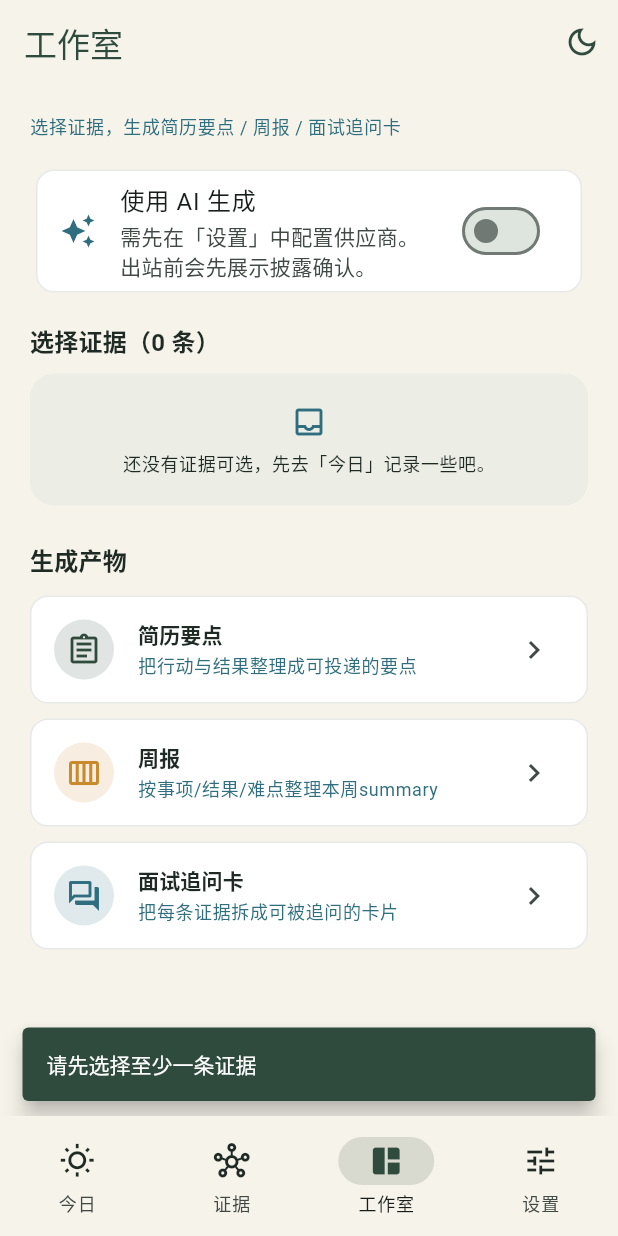
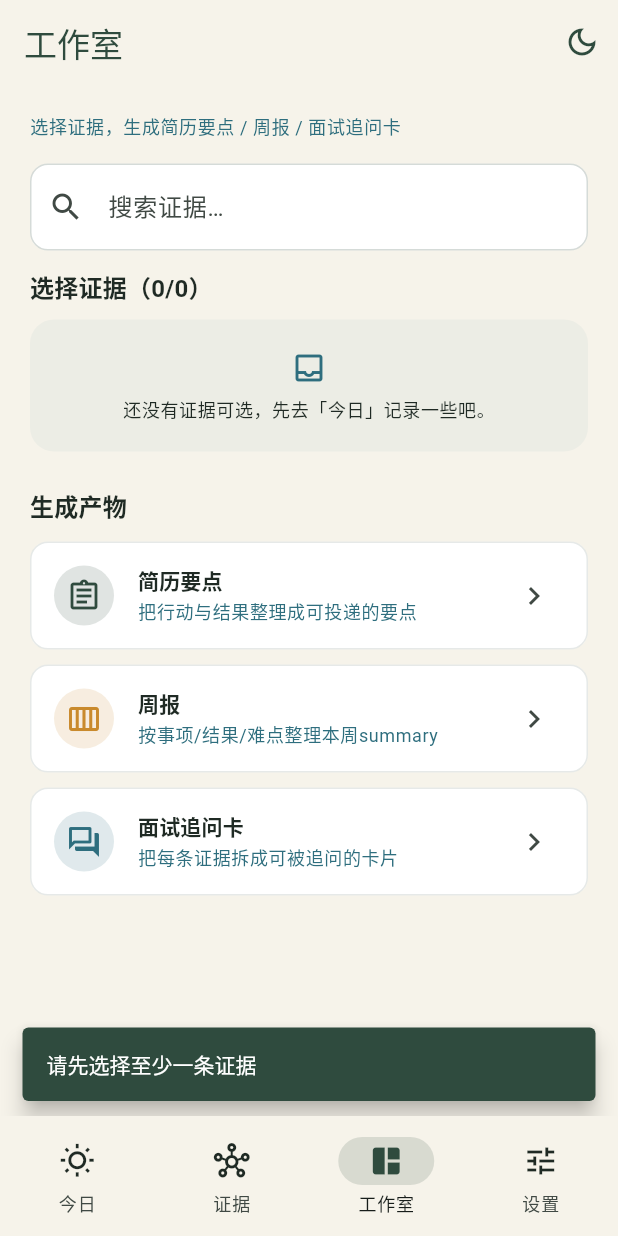
Before and after one commit to greatleo31/daily-asking, a Flutter app: the screen it shows after launch, item 3 of the bottom bar chosen, after a tap on "简历要点", on a phone screen of 412 x 824 dp. Run offline on Flutter 3.47's test engine with Material 3 defaults, Android fonts, the phone set to English and light mode, and no system bars; our stand-ins replace shared_preferences.

Commit message:
feat: 需求3 统一 AI 生成路径（删本地模板生成、未配置强制引导） + 需求4 工作室证据搜索与全选/全不选

```diff
--- a/lib/app/app_state.dart
+++ b/lib/app/app_state.dart
@@ -8,7 +8,6 @@ import 'dart:collection';
 import 'package:flutter/foundation.dart';
 
 import '../artifacts/artifact_repository.dart';
-import '../artifacts/artifact_service.dart';
 import '../core/models.dart';
 import '../core/storage/storage.dart';
 import '../core/utils.dart';
@@ -25,7 +24,6 @@ class AppState extends ChangeNotifier {
     required this.artifactRepo,
     required this.settings,
     required this.evidenceService,
-    required this.artifactService,
   });
 
   /// 依赖全部由 [AppState.create] 一次性注入。
@@ -35,7 +33,6 @@ class AppState extends ChangeNotifier {
   final ArtifactRepository artifactRepo;
   final SettingsRepository settings;
   final EvidenceService evidenceService;
-  final ArtifactService artifactService;
 
   static Future<AppState> create() async {
     final store = await SharedPrefsStorage.create();
@@ -51,7 +48,6 @@ class AppState extends ChangeNotifier {
       artifactRepo: artifactRepo,
       settings: settingsRepo,
       evidenceService: EvidenceService(entryRepo, evidenceRepo),
-      artifactService: ArtifactService(),
     );
   }
 
@@ -171,17 +167,6 @@ class AppState extends ChangeNotifier {
 
   // ---- 工作室 ----
 
-  Future<Artifact> generateLocalArtifact({
-    required ArtifactType type,
-    required List<Entry> sourceEntries,
-  }) async {
-    final a = artifactService.generateLocal(
-        type: type, sourceEntries: sourceEntries);
-    await artifactRepo.save(a);
-    await reload();
-    return a;
-  }
-
   Future<void> updateArtifact(Artifact a) async {
     a.updatedAt = DateTime.now();
     await artifactRepo.save(a);
--- a/lib/artifacts/studio_page.dart
+++ b/lib/artifacts/studio_page.dart
@@ -1,7 +1,7 @@
-/// 工作室：选择一条或多条证据，生成简历要点 / 周报 / 面试追问卡。
+/// 工作室：搜索并选择证据，默认用 AI 生成简历要点 / 周报 / 面试追问卡。
 ///
-/// - 无 AI 时用本地模板生成。
-/// - 有 AI 配置时，出站前必须展示披露（服务商/模型/路径/字段范围）。
+/// - AI 未配置时，点生成会强制引导先配置供应商（不可跳过）。
+/// - 已配置时出站前必须展示披露（服务商/模型/路径/字段范围）。
 /// - 生成结果标注：已有事实、缺失证据、风险提示。
 library;
 
@@ -12,6 +12,7 @@ import '../../app/app_state.dart';
 import '../../core/llm/llm_client.dart';
 import '../../core/models.dart';
 import '../../core/utils.dart';
+import '../../settings/settings_page.dart';
 import '../../settings/settings_repository.dart';
 import 'artifact_view_page.dart';
 
@@ -24,28 +25,69 @@ class StudioPage extends StatefulWidget {
 
 class _StudioPageState extends State<StudioPage> {
   final Map<String, bool> _selected = {};
-  bool _aiMode = false;
+  final _search = TextEditingController();
+  String _query = '';
   bool _busy = false;
 
-  List<Entry> get _chosen {
-    final state = context.read<AppState>();
-    return state.allEntries.where((e) => _selected[e.id] == true).toList();
+  @override
+  void dispose() {
+    _search.dispose();
+    super.dispose();
+  }
+
+  List<Entry> _chosen(AppState state) =>
+      state.allEntries.where((e) => _selected[e.id] == true).toList();
+
+  /// 搜索过滤后的可见证据列表（作用于任务/背景/行动/结果/难点/标签）。
+  List<Entry> _visible(AppState state) {
+    final all = state.allEntries;
+    final q = _query.trim().toLowerCase();
+    if (q.isEmpty) return all;
+    return all
+        .where((e) =>
+            '${e.task} ${e.context} ${e.action} ${e.result} ${e.blocker} '
+                    '${e.tags.join()}'
+                .toLowerCase()
+                .contains(q))
+        .toList();
+  }
+
+  bool _allVisibleSelected(AppState state) {
+    final vis = _visible(state);
+    return vis.isNotEmpty && vis.every((e) => _selected[e.id] == true);
+  }
+
+  /// 全选 / 全不选当前搜索过滤后的结果。
+  void _toggleSelectAll(AppState state) {
+    final vis = _visible(state);
+    final select = !_allVisibleSelected(state);
+    setState(() {
+      for (final e in vis) {
+        _selected[e.id] = select;
+      }
+    });
   }
 
   Future<void> _generate(ArtifactType type) async {
     final state = context.read<AppState>();
-    final chosen = _chosen;
+    final chosen = _chosen(state);
     if (chosen.isEmpty) {
       ScaffoldMessenger.of(context).showSnackBar(
           const SnackBar(content: Text('请先选择至少一条证据')));
       return;
     }
 
+    // 需求3 强制配置门：未配置时不可生成，只能去配置供应商。
+    if (!state.aiReady) {
+      final go = await _showConfigureGuard(context);
+      if (go != true || !mounted) return;
+      await Navigator.of(context).push(
+        MaterialPageRoute(builder: (_) => const AiConfigPage()),
+      );
+      return;
+    }
+
     final settings = await state.settings.readLlmSettings();
-    final hasKey = await state.settings.hasApiKey();
-    final useAi = _aiMode && settings.isConfigured && hasKey;
-
-    if (useAi) {
     final apiKey = await _readApiKey();
     if (!mounted) return;
     final payload = OutboundPayload(entries: chosen, artifactType: type);
@@ -80,14 +122,25 @@ class _StudioPageState extends State<StudioPage> {
     await state.reload();
     if (!mounted) return;
     await _open(artifact.id);
-      return;
   }
 
-    // 本地模板生成。
-    final artifact =
-        await state.generateLocalArtifact(type: type, sourceEntries: chosen);
-    if (!mounted) return;
-    await _open(artifact.id);
+  /// 未配置 AI 时的强制引导（不可跳过：无取消按钮）。
+  Future<bool?> _showConfigureGuard(BuildContext context) {
+    return showDialog<bool>(
+      context: context,
+      builder: (ctx) => AlertDialog(
+        title: const Text('需要先配置 AI 供应商'),
+        content: const Text(
+            '生成产物需要调用 AI，请先配置一个 OpenAI 兼容供应商'
+            '（服务商 / Base URL / 模型 / API Key）。'),
+        actions: [
+          FilledButton(
+            onPressed: () => Navigator.pop(ctx, true),
+            child: const Text('去配置'),
+          ),
+        ],
+      ),
+    );
   }
 
   Future<String?> _readApiKey() async {
@@ -131,6 +184,7 @@ class _StudioPageState extends State<StudioPage> {
   Widget build(BuildContext context) {
     final state = context.watch<AppState>();
     final theme = Theme.of(context);
+    final visible = _visible(state);
     return SafeArea(
       child: ListView(
         padding: const EdgeInsets.fromLTRB(20, 20, 20, 32),
@@ -139,15 +193,32 @@ class _StudioPageState extends State<StudioPage> {
               style: theme.textTheme.bodySmall
                   ?.copyWith(color: theme.colorScheme.secondary)),
           const SizedBox(height: 16),
-          _AiToggle(
-            aiMode: _aiMode,
-            configured: state.aiReady,
-            onChanged: (v) => setState(() => _aiMode = v),
+          // 搜索栏。
+          TextField(
+            controller: _search,
+            onChanged: (v) => setState(() => _query = v),
+            decoration: const InputDecoration(
+              hintText: '搜索证据…',
+              prefixIcon: Icon(Icons.search),
             ),
-          const SizedBox(height: 16),
-          Text('选择证据（${_chosen.length} 条）',
+          ),
+          const SizedBox(height: 12),
+          Row(
+            children: [
+              Expanded(
+                child: Text(
+                  '选择证据（${_chosen(state).length}/${state.allEntries.length}）',
                   style: theme.textTheme.titleMedium
-                  ?.copyWith(fontWeight: FontWeight.w700)),
+                      ?.copyWith(fontWeight: FontWeight.w700),
+                ),
+              ),
+              if (state.allEntries.isNotEmpty)
+                TextButton(
+                  onPressed: () => _toggleSelectAll(state),
+                  child: Text(_allVisibleSelected(state) ? '全不选' : '全选'),
+                ),
+            ],
+          ),
           const SizedBox(height: 8),
           if (state.allEntries.isEmpty)
             Container(
@@ -167,8 +238,25 @@ class _StudioPageState extends State<StudioPage> {
                 ],
               ),
             )
+          else if (visible.isEmpty)
+            Container(
+              padding: const EdgeInsets.all(20),
+              decoration: BoxDecoration(
+                color: theme.colorScheme.surfaceContainerHighest
+                    .withValues(alpha: 0.4),
+                borderRadius: BorderRadius.circular(16),
+              ),
+              child: Column(
+                children: [
+                  Icon(Icons.search_off, color: theme.colorScheme.secondary),
+                  const SizedBox(height: 8),
+                  Text('没有匹配"$_query"的证据',
+                      style: theme.textTheme.bodySmall),
+                ],
+              ),
+            )
           else
-            ...state.allEntries.map((e) => _SelectableEntry(
+            ...visible.map((e) => _SelectableEntry(
                   entry: e,
                   selected: _selected[e.id] == true,
                   onToggle: () => setState(() {
@@ -216,32 +304,6 @@ class _StudioPageState extends State<StudioPage> {
                 )),
           ],
         ],
-      ),
-    );
-  }
-}
-
-class _AiToggle extends StatelessWidget {
-  const _AiToggle({
-    required this.aiMode,
-    required this.configured,
-    required this.onChanged,
-  });
-  final bool aiMode;
-  final bool configured;
-  final ValueChanged<bool> onChanged;
-
-  @override
-  Widget build(BuildContext context) {
-    final theme = Theme.of(context);
-    return Card(
-      child: SwitchListTile(
-        value: aiMode,
-        onChanged: onChanged,
-        title: const Text('使用 AI 生成'),
-        subtitle: const Text('需先在「设置」中配置供应商。出站前会先展示披露确认。'),
-        secondary: Icon(Icons.auto_awesome,
-            color: theme.colorScheme.secondary),
       ),
     );
   }
```
Also changed, not shown: lib/artifacts/artifact_service.dart (deleted, +0 -128 lines). Lines whose indentation alone changed are shown as unchanged.
